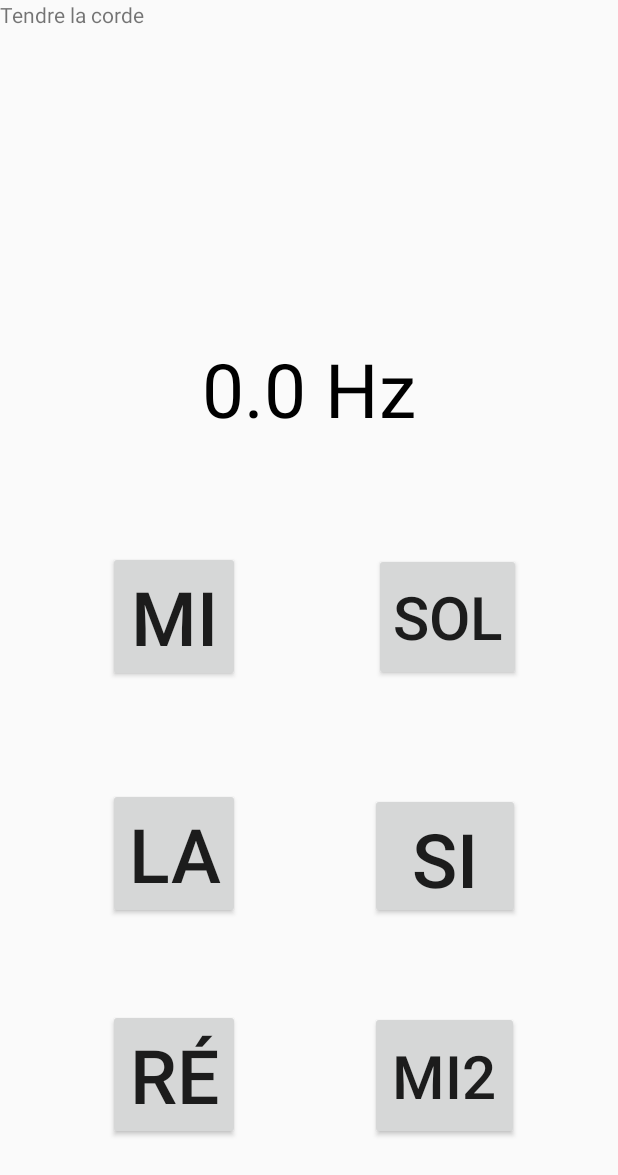
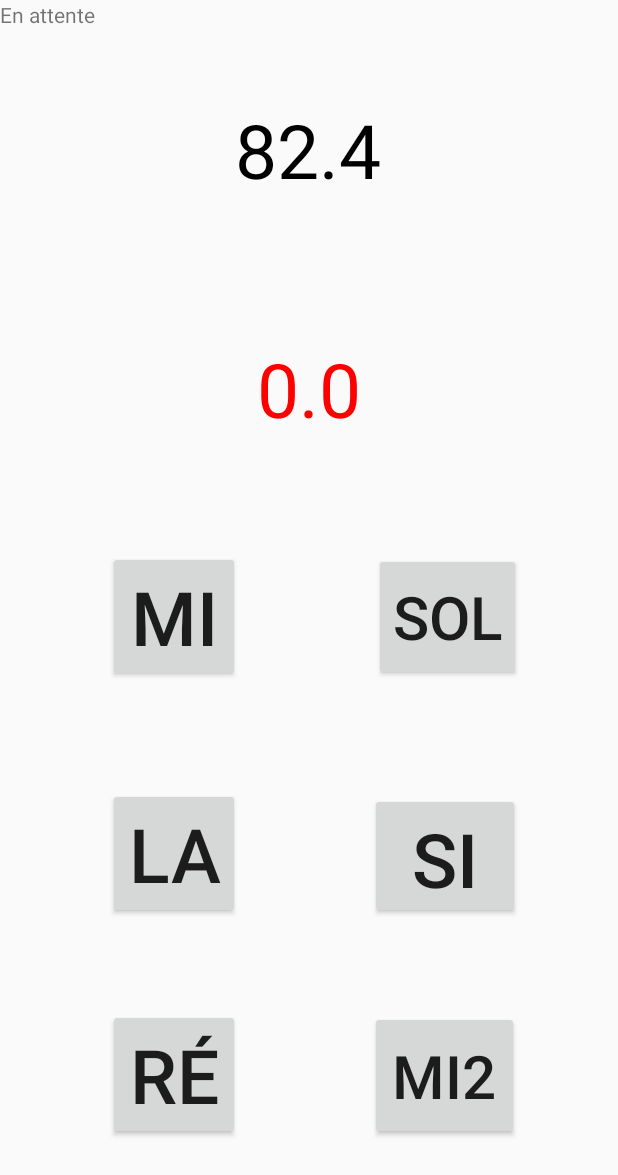
Before and after one commit to Kilian-Pichard/ZicAll, an Android app: the screen it shows after launch (AccordeurGuitare), after a tap on "ACCORDER SA GUITARE", on a phone screen of 412 x 824 dp. Shown: the top 1175 px of the screen. Run offline under Robolectric (Android 15) with nearby library versions, the phone set to English and light mode, and no system bars; 2 statements that could not run were skipped.

Commit message:
Ajout de la classe Corde pour l'accordeur de guitare

```diff
--- a/app/src/main/java/iutbayonne/projet/zicall/AccordeurGuitare.java
+++ b/app/src/main/java/iutbayonne/projet/zicall/AccordeurGuitare.java
@@ -5,7 +5,6 @@ import android.os.Bundle;
 import android.view.View;
 import android.widget.Button;
 import android.widget.TextView;
-import java.util.HashMap;
 import be.tarsos.dsp.AudioDispatcher;
 import be.tarsos.dsp.AudioEvent;
 import be.tarsos.dsp.AudioProcessor;
@@ -13,6 +12,7 @@ import be.tarsos.dsp.io.android.AudioDispatcherFactory;
 import be.tarsos.dsp.pitch.PitchDetectionHandler;
 import be.tarsos.dsp.pitch.PitchDetectionResult;
 import be.tarsos.dsp.pitch.PitchProcessor;
+import iutbayonne.projet.zicall.AccordeurGuitarePackage.Corde;
 
 public class AccordeurGuitare extends AppCompatActivity {
 
@@ -25,7 +25,14 @@ public class AccordeurGuitare extends AppCompatActivity {
     private Thread audioThread;
     private AudioDispatcher dispatcher;
 
-    HashMap<String, Double> lesFrequences;
+    private Corde cordeMi;
+    private Corde cordeLa;
+    private Corde cordeRe;
+    private Corde cordeSol;
+    private Corde cordeSi;
+    private Corde cordeMiAigu;
+
+    private Corde cordeSelectionne;
 
     private Button mi;
     private Button la;
@@ -33,8 +40,6 @@ public class AccordeurGuitare extends AppCompatActivity {
     private Button sol;
     private Button si;
     private Button mi2;
-
-    private String cordeCourante = "mi";
 
     @Override
     protected void onCreate(Bundle savedInstanceState) {
@@ -52,107 +57,100 @@ public class AccordeurGuitare extends AppCompatActivity {
         this.frequenceReference = findViewById(R.id.frequenceReference);
         this.indication = findViewById(R.id.indication);
 
-        lesFrequences = new HashMap<String, Double>();
+        this.cordeMi = Corde.MI;
+        this.cordeLa = Corde.LA;
+        this.cordeRe = Corde.RE;
+        this.cordeSol = Corde.SOL;
+        this.cordeSi = Corde.SI;
+        this.cordeMiAigu = Corde.MI_AIGU;
 
-        lesFrequences.put("mi", 82.4);
-        lesFrequences.put("la", 110.0);
-        lesFrequences.put("re", 146.8);
-        lesFrequences.put("sol", 196.0);
-        lesFrequences.put("si", 246.9);
-        lesFrequences.put("mi2", 329.6);
-
-
+        this.cordeSelectionne = cordeMi;
 
         mi.setOnClickListener(new View.OnClickListener() {
             @Override
             public void onClick(View v) {
+                cordeSelectionne = cordeMi;
+                frequenceReference.setText(String.valueOf(cordeSelectionne.getFrequenceReferenceCorde()));
                 mi.setEnabled(false);
                 la.setEnabled(true);
                 re.setEnabled(true);
                 sol.setEnabled(true);
                 si.setEnabled(true);
                 mi2.setEnabled(true);
-
-                cordeCourante = "mi";
-                frequenceReference.setText("" + lesFrequences.get(cordeCourante));
             }
         });
 
         la.setOnClickListener(new View.OnClickListener() {
             @Override
             public void onClick(View v) {
+                cordeSelectionne = cordeLa;
+                frequenceReference.setText(String.valueOf(cordeSelectionne.getFrequenceReferenceCorde()));
                 mi.setEnabled(true);
                 la.setEnabled(false);
                 re.setEnabled(true);
                 sol.setEnabled(true);
                 si.setEnabled(true);
                 mi2.setEnabled(true);
-
-                cordeCourante = "la";
-                frequenceReference.setText("" + lesFrequences.get(cordeCourante));
             }
         });
 
         re.setOnClickListener(new View.OnClickListener() {
             @Override
             public void onClick(View v) {
+                cordeSelectionne = cordeRe;
+                frequenceReference.setText(String.valueOf(cordeSelectionne.getFrequenceReferenceCorde()));
                 mi.setEnabled(true);
                 la.setEnabled(true);
                 re.setEnabled(false);
                 sol.setEnabled(true);
                 si.setEnabled(true);
                 mi2.setEnabled(true);
-
-                cordeCourante = "re";
-                frequenceReference.setText("" + lesFrequences.get(cordeCourante));
             }
         });
 
         sol.setOnClickListener(new View.OnClickListener() {
             @Override
             public void onClick(View v) {
+                cordeSelectionne = cordeSol;
+                frequenceReference.setText(String.valueOf(cordeSelectionne.getFrequenceReferenceCorde()));
                 mi.setEnabled(true);
                 la.setEnabled(true);
                 re.setEnabled(true);
                 sol.setEnabled(false);
                 si.setEnabled(true);
                 mi2.setEnabled(true);
-
-                cordeCourante = "sol";
-                frequenceReference.setText("" + lesFrequences.get(cordeCourante));
             }
         });
 
         si.setOnClickListener(new View.OnClickListener() {
             @Override
             public void onClick(View v) {
+                cordeSelectionne = cordeSi;
+                frequenceReference.setText(String.valueOf(cordeSelectionne.getFrequenceReferenceCorde()));
                 mi.setEnabled(true);
                 la.setEnabled(true);
                 re.setEnabled(true);
                 sol.setEnabled(true);
                 si.setEnabled(false);
                 mi2.setEnabled(true);
-
-                cordeCourante = "si";
-                frequenceReference.setText("" + lesFrequences.get(cordeCourante));
             }
         });
 
         mi2.setOnClickListener(new View.OnClickListener() {
             @Override
             public void onClick(View v) {
+                cordeSelectionne = cordeMiAigu;
+                frequenceReference.setText(String.valueOf(cordeSelectionne.getFrequenceReferenceCorde()));
                 mi.setEnabled(true);
                 la.setEnabled(true);
                 re.setEnabled(true);
                 sol.setEnabled(true);
                 si.setEnabled(true);
                 mi2.setEnabled(false);
-
-                cordeCourante = "mi2";
-                frequenceReference.setText("" + lesFrequences.get(cordeCourante));
             }
         });
 
+        frequenceMesuree.setText("en attente");
 
         //CREATION DISPATCHER POUR RECUPERER LA FREQUENCE
             // Relie l'AudioDispatcher à l'entrée par défaut du smartphone (micro)
@@ -214,26 +212,15 @@ public class AccordeurGuitare extends AppCompatActivity {
 
         public void run()
         {
-            if(frequenceDetectee == -1)
-            {
-                indication.setText("En attente");
-            }
-            else
-            {
-                frequenceMesuree.setText(frequenceDetectee + " Hz");
+            if(frequenceDetectee != -1){ // si une fréquence est mesurée
+                if(cordeSelectionne.estDansIntervaleFrequenceAcceptable(frequenceDetectee)) {
+                    frequenceMesuree.setTextColor(getResources().getColor(R.color.vert));
+                }
+                else {
+                    frequenceMesuree.setTextColor(getResources().getColor(R.color.rouge));
+                }
 
-                if(frequenceDetectee < (lesFrequences.get(cordeCourante) - 0.5))
-                {
-                    indication.setText("Tendre la corde");
-                }
-                if(frequenceDetectee > (lesFrequences.get(cordeCourante) + 0.5))
-                {
-                    indication.setText("Détendre la corde");
-                }
-                if(frequenceDetectee >= (lesFrequences.get(cordeCourante) -  0.5) && frequenceDetectee <= (lesFrequences.get(cordeCourante) + 0.5))
-                {
-                    indication.setText("C'est accordé");
-                }
+                frequenceMesuree.setText(String.valueOf((float) (Math.round(frequenceDetectee * 100.0)/100.0)));
             }
         }
     }
--- /dev/null
+++ b/app/src/main/java/iutbayonne/projet/zicall/AccordeurGuitarePackage/Corde.java
@@ -0,0 +1,35 @@
+package iutbayonne.projet.zicall.AccordeurGuitarePackage;
+
+public enum Corde {
+
+    MI(82.4),
+    LA(110.0),
+    RE(146.8),
+    SOL(196.0),
+    SI(246.9),
+    MI_AIGU(329.6);
+
+    private double frequenceReferenceCorde;
+
+    Corde(double frequenceReferenceCorde) {
+        this.frequenceReferenceCorde = frequenceReferenceCorde;
+    }
+
+    public boolean estDansIntervaleFrequenceAcceptable(float frequenceMesuree){
+        double borneInferieure = getFrequenceReferenceCorde() - 0.5;
+        double borneSuperieure = getFrequenceReferenceCorde() + 0.5;
+        return (borneInferieure <= frequenceMesuree && frequenceMesuree <= borneSuperieure);
+    }
+
+    public double getFrequenceReferenceCorde() {
+        return frequenceReferenceCorde;
+    }
+
+    public double getFrequenceMinimalAcceptable(){
+        return getFrequenceReferenceCorde() - 0.5;
+    }
+
+    public double getFrequenceMaximaleAcceptable(){
+        return getFrequenceReferenceCorde() + 0.5;
+    }
+}
--- a/app/src/main/res/layout/activity_accordeur_guitare.xml
+++ b/app/src/main/res/layout/activity_accordeur_guitare.xml
@@ -6,19 +6,32 @@
     android:layout_height="match_parent"
     tools:context=".AccordeurGuitare">
 
+
+
+    <TextView
+        android:id="@+id/indication"
+        android:layout_width="wrap_content"
+        android:layout_height="wrap_content"
+        android:text="En attente"
+        tools:layout_editor_absoluteX="176dp"
+        tools:layout_editor_absoluteY="281dp"
+        tools:ignore="MissingConstraints" />
+
     <TextView
         android:id="@+id/frequenceReference"
         android:layout_width="wrap_content"
         android:layout_height="wrap_content"
+        android:text="82.4"
         android:textColor="@android:color/black"
         android:textSize="50sp"
         app:layout_constraintBottom_toBottomOf="parent"
         app:layout_constraintEnd_toEndOf="parent"
+        app:layout_constraintHorizontal_bias="0.498"
         app:layout_constraintLeft_toLeftOf="parent"
         app:layout_constraintRight_toRightOf="parent"
         app:layout_constraintStart_toStartOf="parent"
         app:layout_constraintTop_toTopOf="parent"
-        app:layout_constraintVertical_bias="0.152" />
+        app:layout_constraintVertical_bias="0.087" />
 
     <TextView
         android:id="@+id/frequenceMesure"
@@ -34,14 +47,6 @@
         app:layout_constraintStart_toStartOf="parent"
         app:layout_constraintTop_toTopOf="parent"
         app:layout_constraintVertical_bias="0.298" />
-
-    <TextView
-        android:id="@+id/indication"
-        android:layout_width="wrap_content"
-        android:layout_height="wrap_content"
-        android:text="En attente"
-        tools:layout_editor_absoluteX="176dp"
-        tools:layout_editor_absoluteY="281dp" />
 
     <Button
         android:id="@+id/mi"
@@ -134,4 +139,6 @@
         app:layout_constraintVertical_bias="0.913" />
 
 
+
+
 </androidx.constraintlayout.widget.ConstraintLayout>
```
